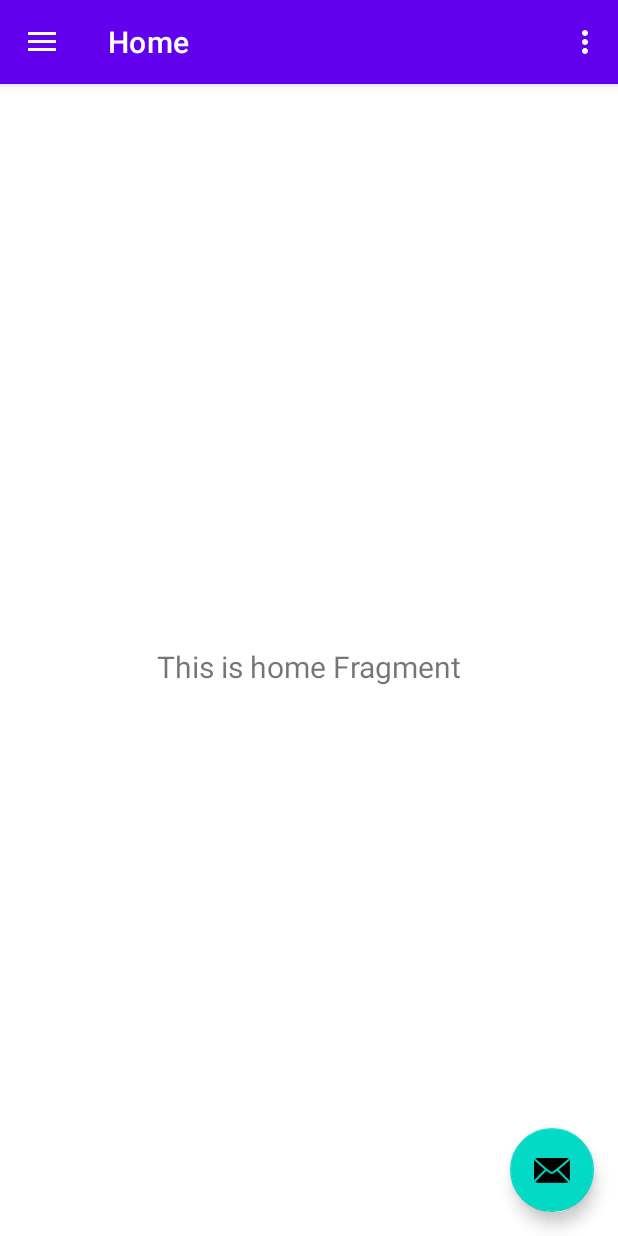
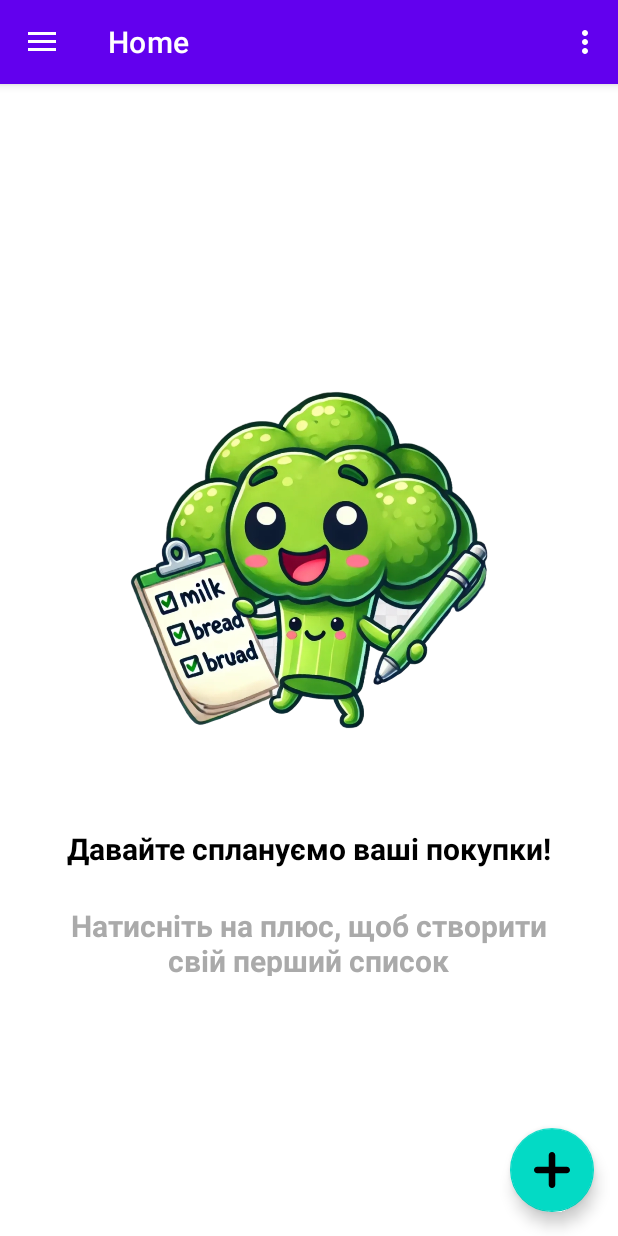
Before and after one commit to ka4ivan/smart-shop, an Android app: the screen it shows after launch (MainActivity), on a phone screen of 412 x 824 dp. Run offline under Robolectric (Android 15) with nearby library versions, the phone set to English and light mode, and no system bars; our stand-ins replace navigation-ui.

Commit message:
sidebar & empty home

```diff
--- a/app/src/main/java/com/smartshop/ui/home/HomeViewModel.kt
+++ b/app/src/main/java/com/smartshop/ui/home/HomeViewModel.kt
@@ -7,7 +7,7 @@ import androidx.lifecycle.ViewModel
 class HomeViewModel : ViewModel() {
 
     private val _text = MutableLiveData<String>().apply {
-        value = "This is home Fragment"
+        value = "Давайте сплануємо ваші покупки!"
     }
     val text: LiveData<String> = _text
 }
--- /dev/null
+++ b/app/src/main/res/drawable/check_lists.xml
@@ -0,0 +1,24 @@
+<vector xmlns:android="http://schemas.android.com/apk/res/android"
+    android:width="800dp"
+    android:height="800dp"
+    android:viewportWidth="64"
+    android:viewportHeight="64">
+  <path
+      android:pathData="M14.563,17.167l7.468,-7.468l2.61,2.61l-10.107,10.107l-6.359,-6.358l2.64,-2.64l3.748,3.749ZM56.019,17.973l-27.993,0l0,-3.969l27.993,0l0,3.969Z"
+      android:fillColor="#000000"/>
+  <path
+      android:pathData="M14.563,17.167l7.468,-7.468l2.61,2.61l-10.107,10.107l-6.359,-6.358l2.64,-2.64l3.748,3.749ZM56.019,17.973l-27.993,0l0,-3.969l27.993,0l0,3.969Z"
+      android:fillColor="#000000"/>
+  <path
+      android:pathData="M14.563,49.167l7.468,-7.468l2.61,2.61l-10.107,10.107l-6.359,-6.358l2.64,-2.64l3.748,3.749ZM56.019,49.973l-27.993,0l0,-3.969l27.993,0l0,3.969Z"
+      android:fillColor="#000000"/>
+  <path
+      android:pathData="M14.563,49.167l7.468,-7.468l2.61,2.61l-10.107,10.107l-6.359,-6.358l2.64,-2.64l3.748,3.749ZM56.019,49.973l-27.993,0l0,-3.969l27.993,0l0,3.969Z"
+      android:fillColor="#000000"/>
+  <path
+      android:pathData="M14.563,33.167l7.468,-7.468l2.61,2.61l-10.107,10.107l-6.359,-6.358l2.64,-2.64l3.748,3.749ZM56.019,33.973l-27.993,0l0,-3.969l27.993,0l0,3.969Z"
+      android:fillColor="#000000"/>
+  <path
+      android:pathData="M14.563,33.167l7.468,-7.468l2.61,2.61l-10.107,10.107l-6.359,-6.358l2.64,-2.64l3.748,3.749ZM56.019,33.973l-27.993,0l0,-3.969l27.993,0l0,3.969Z"
+      android:fillColor="#000000"/>
+</vector>
--- /dev/null
+++ b/app/src/main/res/drawable/plus.xml
@@ -0,0 +1,9 @@
+<vector xmlns:android="http://schemas.android.com/apk/res/android"
+    android:width="800dp"
+    android:height="800dp"
+    android:viewportWidth="45.402"
+    android:viewportHeight="45.402">
+  <path
+      android:pathData="M41.267,18.557H26.832V4.134C26.832,1.851 24.99,0 22.707,0c-2.283,0 -4.124,1.851 -4.124,4.135v14.432H4.141c-2.283,0 -4.139,1.851 -4.138,4.135c-0.001,1.141 0.46,2.187 1.207,2.934c0.748,0.749 1.78,1.222 2.92,1.222h14.453V41.27c0,1.142 0.453,2.176 1.201,2.922c0.748,0.748 1.777,1.211 2.919,1.211c2.282,0 4.129,-1.851 4.129,-4.133V26.857h14.435c2.283,0 4.134,-1.867 4.133,-4.15C45.399,20.425 43.548,18.557 41.267,18.557z"
+      android:fillColor="#000000"/>
+</vector>
--- /dev/null
+++ b/app/src/main/res/drawable/trash.xml
@@ -0,0 +1,22 @@
+<vector xmlns:android="http://schemas.android.com/apk/res/android"
+    android:width="800dp"
+    android:height="800dp"
+    android:viewportWidth="24"
+    android:viewportHeight="24">
+  <path
+      android:pathData="M3,6.386C3,5.902 3.345,5.509 3.771,5.509L6.436,5.508C6.965,5.493 7.432,5.11 7.612,4.544C7.617,4.529 7.622,4.511 7.642,4.444L7.757,4.053C7.827,3.812 7.888,3.603 7.974,3.416C8.312,2.677 8.938,2.164 9.661,2.033C9.845,2 10.038,2 10.261,2H13.739C13.962,2 14.156,2 14.339,2.033C15.062,2.164 15.688,2.677 16.026,3.416C16.112,3.603 16.173,3.812 16.243,4.053L16.358,4.444C16.378,4.511 16.383,4.529 16.388,4.544C16.568,5.11 17.128,5.494 17.657,5.509H20.229C20.655,5.509 21,5.902 21,6.386C21,6.87 20.655,7.263 20.229,7.263H3.771C3.345,7.263 3,6.87 3,6.386Z"
+      android:fillColor="#1C274C"/>
+  <path
+      android:pathData="M9.425,11.481C9.838,11.438 10.205,11.755 10.246,12.189L10.746,17.452C10.788,17.885 10.487,18.272 10.075,18.316C9.663,18.359 9.295,18.043 9.254,17.609L8.754,12.346C8.713,11.912 9.013,11.525 9.425,11.481Z"
+      android:fillColor="#1C274C"
+      android:fillType="evenOdd"/>
+  <path
+      android:pathData="M14.575,11.481C14.987,11.525 15.288,11.912 15.246,12.346L14.746,17.609C14.705,18.043 14.338,18.359 13.925,18.316C13.513,18.272 13.213,17.885 13.254,17.452L13.754,12.189C13.795,11.755 14.163,11.438 14.575,11.481Z"
+      android:fillColor="#1C274C"
+      android:fillType="evenOdd"/>
+  <path
+      android:pathData="M11.596,22H12.404C15.187,22 16.579,22 17.483,21.114C18.388,20.228 18.48,18.775 18.665,15.869L18.932,11.681C19.033,10.104 19.083,9.315 18.629,8.816C18.175,8.316 17.409,8.316 15.876,8.316H8.124C6.591,8.316 5.825,8.316 5.371,8.816C4.917,9.315 4.967,10.104 5.068,11.681L5.335,15.869C5.52,18.775 5.612,20.228 6.517,21.114C7.422,22 8.813,22 11.596,22Z"
+      android:strokeAlpha="0.5"
+      android:fillColor="#1C274C"
+      android:fillAlpha="0.5"/>
+</vector>
--- a/app/src/main/res/layout/app_bar_main.xml
+++ b/app/src/main/res/layout/app_bar_main.xml
@@ -24,11 +24,11 @@
 
     <com.google.android.material.floatingactionbutton.FloatingActionButton
         android:id="@+id/fab"
-        android:layout_width="wrap_content"
+        android:layout_width="122dp"
         android:layout_height="wrap_content"
         android:layout_gravity="bottom|end"
         android:layout_marginEnd="@dimen/fab_margin"
         android:layout_marginBottom="16dp"
-        app:srcCompat="@android:drawable/ic_dialog_email" />
+        app:srcCompat="@drawable/plus" />
 
 </androidx.coordinatorlayout.widget.CoordinatorLayout>
--- a/app/src/main/res/layout/fragment_home.xml
+++ b/app/src/main/res/layout/fragment_home.xml
@@ -6,17 +6,46 @@
     android:layout_height="match_parent"
     tools:context=".ui.home.HomeFragment">
 
-    <TextView
-        android:id="@+id/text_home"
-        android:layout_width="match_parent"
-        android:layout_height="wrap_content"
-        android:layout_marginStart="8dp"
-        android:layout_marginTop="8dp"
-        android:layout_marginEnd="8dp"
-        android:textAlignment="center"
-        android:textSize="20sp"
+    <ImageView
+        android:id="@+id/imageView2"
+        android:layout_width="239dp"
+        android:layout_height="640dp"
+        android:src="@drawable/empty_list"
         app:layout_constraintBottom_toBottomOf="parent"
         app:layout_constraintEnd_toEndOf="parent"
         app:layout_constraintStart_toStartOf="parent"
-        app:layout_constraintTop_toTopOf="parent" />
+        app:layout_constraintTop_toTopOf="parent"
+        app:layout_constraintVertical_bias="0.0" />
+
+    <TextView
+        android:id="@+id/textView2"
+        android:layout_width="326dp"
+        android:layout_height="47dp"
+        android:layout_marginTop="4dp"
+        android:text="Натисніть на плюс, щоб створити свій перший список"
+        android:textAlignment="center"
+        android:textColor="@android:color/darker_gray"
+        android:textSize="20sp"
+        android:textStyle="bold"
+        app:layout_constraintEnd_toEndOf="parent"
+        app:layout_constraintHorizontal_bias="0.494"
+        app:layout_constraintStart_toStartOf="parent"
+        app:layout_constraintTop_toBottomOf="@+id/textHome" />
+
+    <TextView
+        android:id="@+id/textHome"
+        android:layout_width="326dp"
+        android:layout_height="47dp"
+        android:layout_marginTop="240dp"
+        android:text="Давайте сплануємо ваші покупки!"
+        android:textAlignment="center"
+        android:textColor="@color/black"
+        android:textSize="20sp"
+        android:textStyle="bold"
+        app:layout_constraintBottom_toBottomOf="parent"
+        app:layout_constraintEnd_toEndOf="parent"
+        app:layout_constraintHorizontal_bias="0.494"
+        app:layout_constraintStart_toStartOf="parent"
+        app:layout_constraintTop_toTopOf="@+id/imageView2"
+        app:layout_constraintVertical_bias="0.533" />
 </androidx.constraintlayout.widget.ConstraintLayout>
--- a/app/src/main/res/layout/nav_header_main.xml
+++ b/app/src/main/res/layout/nav_header_main.xml
@@ -14,22 +14,21 @@
 
     <ImageView
         android:id="@+id/imageView"
-        android:layout_width="wrap_content"
-        android:layout_height="wrap_content"
+        android:layout_width="86dp"
+        android:layout_height="79dp"
         android:contentDescription="@string/nav_header_desc"
         android:paddingTop="@dimen/nav_header_vertical_spacing"
-        app:srcCompat="@mipmap/ic_launcher_round" />
+        app:srcCompat="@drawable/logo" />
 
     <TextView
         android:layout_width="match_parent"
         android:layout_height="wrap_content"
         android:paddingTop="@dimen/nav_header_vertical_spacing"
-        android:text="@string/nav_header_title"
+        android:text="SmartShop"
         android:textAppearance="@style/TextAppearance.AppCompat.Body1" />
 
     <TextView
         android:id="@+id/textView"
         android:layout_width="wrap_content"
-        android:layout_height="wrap_content"
-        android:text="@string/nav_header_subtitle" />
+        android:layout_height="wrap_content" />
 </LinearLayout>
--- a/app/src/main/res/menu/activity_main_drawer.xml
+++ b/app/src/main/res/menu/activity_main_drawer.xml
@@ -6,15 +6,11 @@
     <group android:checkableBehavior="single">
         <item
             android:id="@+id/nav_home"
-            android:icon="@drawable/ic_menu_camera"
-            android:title="@string/menu_home" />
+            android:icon="@drawable/check_lists"
+            android:title="Списки" />
         <item
             android:id="@+id/nav_gallery"
-            android:icon="@drawable/ic_menu_gallery"
-            android:title="@string/menu_gallery" />
-        <item
-            android:id="@+id/nav_slideshow"
-            android:icon="@drawable/ic_menu_slideshow"
-            android:title="@string/menu_slideshow" />
+            android:icon="@drawable/trash"
+            android:title="Смітник" />
     </group>
 </menu>
--- a/app/src/main/res/menu/main.xml
+++ b/app/src/main/res/menu/main.xml
@@ -2,8 +2,9 @@
 <menu xmlns:android="http://schemas.android.com/apk/res/android"
     xmlns:app="http://schemas.android.com/apk/res-auto">
     <item
-        android:id="@+id/action_settings"
+        android:id="@+id/action_trash"
+        android:icon="@drawable/trash"
         android:orderInCategory="100"
-        android:title="@string/action_settings"
+        android:title="Смітник"
         app:showAsAction="never" />
 </menu>
```
Also changed, not shown: app/src/main/res/drawable/empty_list.webp (added), app/src/main/res/drawable/logo.png (added).
